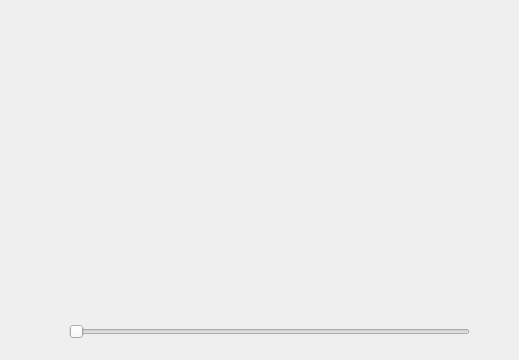
Old version of the form pyui.ui in the repository HIbian/MyMusicPlayer; both pictures show x 281 to 800 and y 0 to 360 of the 800 by 651 pixel window.
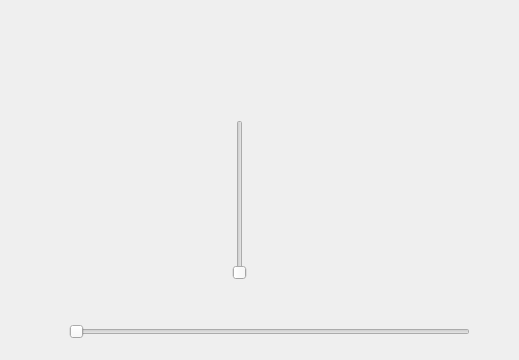
New version of the form.

Commit message: 添加音量

The edit to the form file:
```diff
--- a/pyui.ui
+++ b/pyui.ui
@@ -98,6 +98,19 @@
      <string>fileinput</string>
     </property>
    </widget>
+   <widget class="QSlider" name="voice">
+    <property name="geometry">
+     <rect>
+      <x>510</x>
+      <y>120</y>
+      <width>22</width>
+      <height>160</height>
+     </rect>
+    </property>
+    <property name="orientation">
+     <enum>Qt::Vertical</enum>
+    </property>
+   </widget>
   </widget>
  </widget>
  <resources/>
```
The commit also changes 2 other files.
